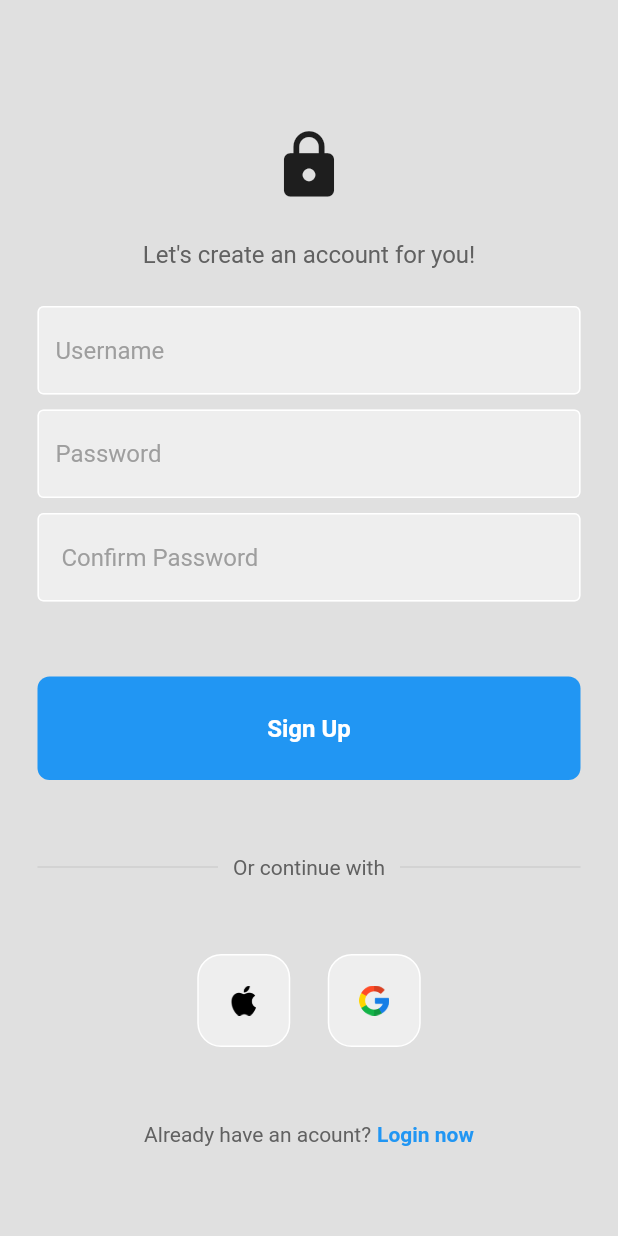
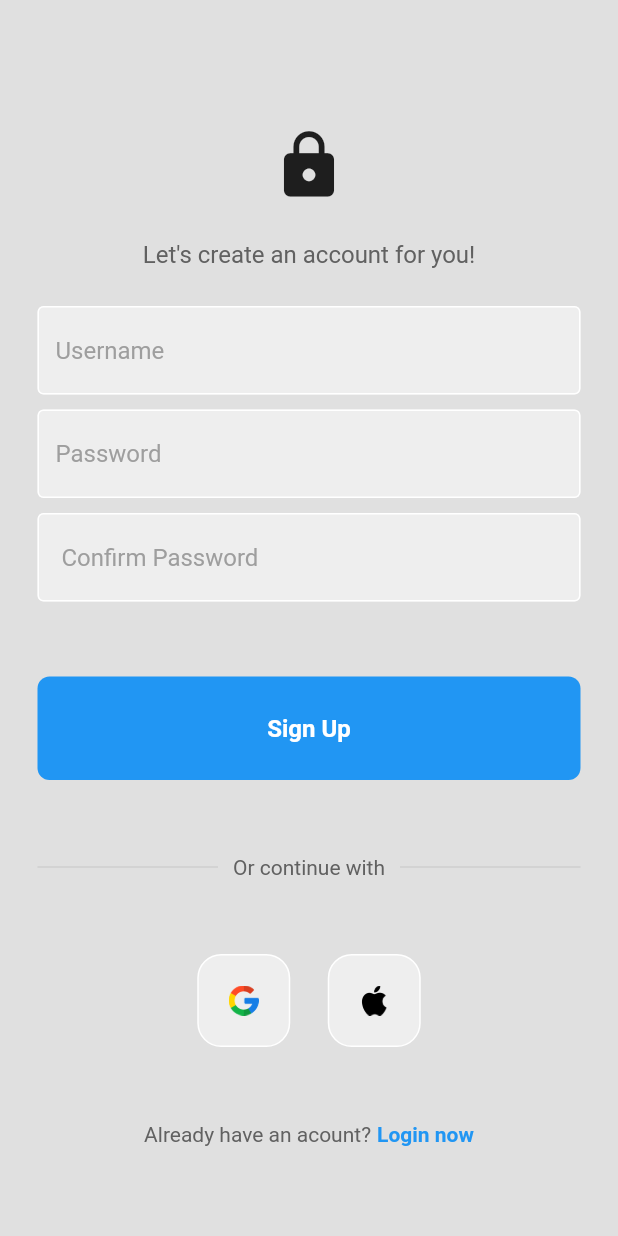
Before and after one commit to NguyenNhatHau14/team14, a Flutter app: the screen it shows after launch, after a tap on "Register now", on a phone screen of 412 x 824 dp. Run offline on Flutter 3.47's test engine with Material 2 defaults, Android fonts, the phone set to English and light mode, and no system bars; our stand-ins replace charts_flutter, firebase_auth, firebase_core, flutter_form_builder, form_builder_validators, google_sign_in and 3 more; missing offline and left inert: gsheets; accounts and stored records are empty; network calls fail; statements that could not run were skipped; key blocks and very long unbroken strings in the code were emptied for the run.

```diff
--- a/flutter_demo/lib/components/square_tile.dart
+++ b/flutter_demo/lib/components/square_tile.dart
@@ -2,14 +2,18 @@ import 'package:flutter/material.dart';
 
 class SquareTile extends StatelessWidget {
   final String imagePath;
+  final Function()? onTap;
   const SquareTile({
     super.key,
     required this.imagePath,
+    required this.onTap,
   });
 
   @override
   Widget build(BuildContext context) {
-    return Container(
+    return GestureDetector(
+      onTap: onTap,
+      child: Container(
         padding: EdgeInsets.all(20),
         decoration: BoxDecoration(
           border: Border.all(color: Colors.white),
@@ -20,6 +24,7 @@ class SquareTile extends StatelessWidget {
           imagePath,
           height: 20,
         ),
+      ),
     );
   }
 }
--- a/flutter_demo/lib/page/login.dart
+++ b/flutter_demo/lib/page/login.dart
@@ -3,6 +3,7 @@ import 'package:flutter/material.dart';
 import 'package:flutter_demo/components/my_button.dart';
 import 'package:flutter_demo/components/my_textfield.dart';
 import 'package:flutter_demo/components/square_tile.dart';
+import 'package:flutter_demo/services/auth_service.dart';
 
 class LoginPage extends StatefulWidget {
   final Function()? onTap;
@@ -162,14 +163,16 @@ class _LoginPageState extends State<LoginPage> {
                 // google + apple sign in buttons
                 Row(
                   mainAxisAlignment: MainAxisAlignment.center,
-                  children: const [
+                  children: [
                     // google button
-                    SquareTile(imagePath: 'assets/img/apple.png'),
+                    SquareTile(
+                        onTap: () => AuthService().signInWithGoogle(),
+                        imagePath: 'assets/img/google.png'),
 
                     SizedBox(width: 25),
 
                     // apple button
-                    SquareTile(imagePath: 'assets/img/google.png')
+                    SquareTile(onTap: () {}, imagePath: 'assets/img/apple.png')
                   ],
                 ),
 
--- a/flutter_demo/lib/page/register_page.dart
+++ b/flutter_demo/lib/page/register_page.dart
@@ -3,6 +3,7 @@ import 'package:flutter/material.dart';
 import 'package:flutter_demo/components/my_button.dart';
 import 'package:flutter_demo/components/my_textfield.dart';
 import 'package:flutter_demo/components/square_tile.dart';
+import 'package:flutter_demo/services/auth_service.dart';
 
 class RegisterPage extends StatefulWidget {
   final Function()? onTap;
@@ -156,14 +157,16 @@ class _RegisterPage extends State<RegisterPage> {
                 // google + apple sign in buttons
                 Row(
                   mainAxisAlignment: MainAxisAlignment.center,
-                  children: const [
+                  children: [
                     // google button
-                    SquareTile(imagePath: 'assets/img/apple.png'),
+                    SquareTile(
+                        onTap: () => AuthService().signInWithGoogle(),
+                        imagePath: 'assets/img/google.png'),
 
                     SizedBox(width: 25),
 
                     // apple button
-                    SquareTile(imagePath: 'assets/img/google.png')
+                    SquareTile(onTap: () {}, imagePath: 'assets/img/apple.png')
                   ],
                 ),
 
--- a/flutter_demo/pubspec.yaml
+++ b/flutter_demo/pubspec.yaml
@@ -53,6 +53,7 @@ dependencies:
   firebase_auth: ^4.2.0
   flutter_form_builder: ^7.1.1
   form_builder_validators: ^7.6.1
+  google_sign_in: ^5.4.2
 
 dev_dependencies:
   flutter_test:
```
Also changed, not shown: flutter_demo/lib/services/auth_service.dart (added, +16 -0 lines), flutter_demo/lib/page/alo.dart (deleted), flutter_demo/pubspec.lock, 1 other file. Lines whose indentation alone changed are shown as unchanged.
